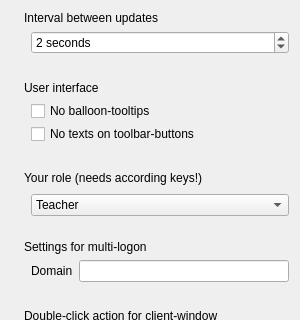
This is ima/dialogs/Config.ui in veyon/veyon as Qt 5 draws it before an edit; both pictures show x 0 to 300 and y 0 to 320 of the 300 by 586 pixel window. The edited form follows.
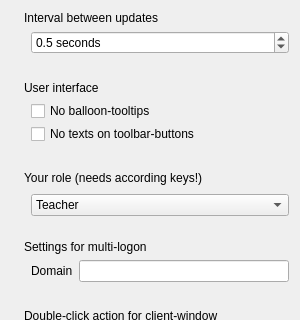
This is the edited form. Icons and pictures are not drawn.

Commit message:
IMA: allow update intervals smaller than one second
It's now possible to decrease the update interval down to 0.1 seconds.

```diff
--- a/ima/dialogs/Config.ui
+++ b/ima/dialogs/Config.ui
@@ -80,27 +80,27 @@
         </spacer>
        </item>
        <item>
-        <widget class="QSpinBox" name="updateIntervalSB">
+        <widget class="QDoubleSpinBox" name="updateIntervalSB">
          <property name="whatsThis">
           <string>&lt;html&gt;&lt;head&gt;&lt;meta name=&quot;qrichtext&quot; content=&quot;1&quot; /&gt;&lt;/head&gt;&lt;body style=&quot; white-space: pre-wrap; font-family:Sans Serif; font-size:9pt; font-weight:400; font-style:normal; text-decoration:none;&quot;&gt;&lt;p style=&quot; margin-top:0px; margin-bottom:0px; margin-left:0px; margin-right:0px; -qt-block-indent:0; text-indent:0px;&quot;&gt;Here you can set the interval between updates of clients. Higher values result in lower network-traffic and lower CPU-usage on this computer.&lt;/p&gt;&lt;/body&gt;&lt;/html&gt;</string>
          </property>
-         <property name="specialValueText">
-          <string>1 second</string>
-         </property>
          <property name="suffix">
           <string> seconds</string>
          </property>
-         <property name="prefix">
-          <string/>
-         </property>
-         <property name="minimum">
+         <property name="decimals">
           <number>1</number>
          </property>
+         <property name="minimum">
+          <double>0.100000000000000</double>
+         </property>
          <property name="maximum">
-          <number>30</number>
+          <double>10.000000000000000</double>
+         </property>
+         <property name="singleStep">
+          <double>0.500000000000000</double>
          </property>
          <property name="value">
-          <number>2</number>
+          <double>0.500000000000000</double>
          </property>
         </widget>
        </item>
```
The commit also changes 5 other files.
